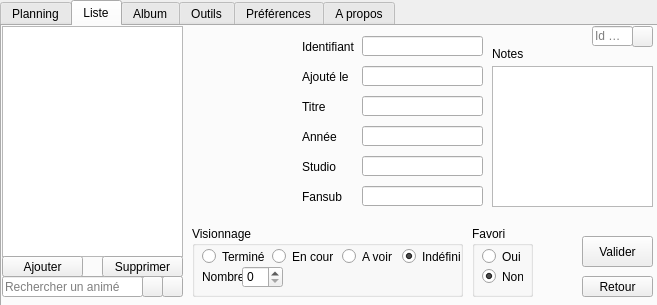
Qt form data/gui.ui (seigneurfuo/MyAnimeManager) before a commit.
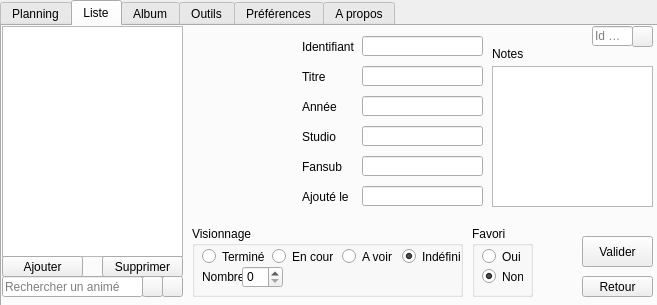
The same form after that commit. The open tabs and pages were chosen to show the change. Icons and pictures are not drawn.

Commit message:
Modification mineure de l'interface
Réorgaisation des entrées

```diff
--- a/data/gui.ui
+++ b/data/gui.ui
@@ -221,7 +221,7 @@
       <property name="geometry">
        <rect>
         <x>300</x>
-        <y>70</y>
+        <y>40</y>
         <width>41</width>
         <height>21</height>
        </rect>
@@ -254,7 +254,7 @@
       <property name="geometry">
        <rect>
         <x>300</x>
-        <y>100</y>
+        <y>70</y>
         <width>41</width>
         <height>21</height>
        </rect>
@@ -267,7 +267,7 @@
       <property name="geometry">
        <rect>
         <x>300</x>
-        <y>160</y>
+        <y>130</y>
         <width>41</width>
         <height>21</height>
        </rect>
@@ -280,7 +280,7 @@
       <property name="geometry">
        <rect>
         <x>360</x>
-        <y>160</y>
+        <y>130</y>
         <width>121</width>
         <height>20</height>
        </rect>
@@ -290,7 +290,7 @@
       <property name="geometry">
        <rect>
         <x>360</x>
-        <y>130</y>
+        <y>100</y>
         <width>121</width>
         <height>20</height>
        </rect>
@@ -300,7 +300,7 @@
       <property name="geometry">
        <rect>
         <x>360</x>
-        <y>100</y>
+        <y>70</y>
         <width>121</width>
         <height>20</height>
        </rect>
@@ -310,7 +310,7 @@
       <property name="geometry">
        <rect>
         <x>360</x>
-        <y>70</y>
+        <y>40</y>
         <width>121</width>
         <height>20</height>
        </rect>
@@ -369,7 +369,7 @@
       <property name="geometry">
        <rect>
         <x>300</x>
-        <y>130</y>
+        <y>100</y>
         <width>41</width>
         <height>21</height>
        </rect>
@@ -527,35 +527,6 @@
         <normaloff>data/icons/edit-clear-2.ico</normaloff>data/icons/edit-clear-2.ico</iconset>
       </property>
      </widget>
-     <widget class="QLabel" name="label_12">
-      <property name="geometry">
-       <rect>
-        <x>300</x>
-        <y>40</y>
-        <width>71</width>
-        <height>21</height>
-       </rect>
-      </property>
-      <property name="text">
-       <string>Ajouté le</string>
-      </property>
-     </widget>
-     <widget class="QLineEdit" name="ajoutEntry">
-      <property name="geometry">
-       <rect>
-        <x>360</x>
-        <y>40</y>
-        <width>121</width>
-        <height>20</height>
-       </rect>
-      </property>
-      <property name="inputMethodHints">
-       <set>Qt::ImhDigitsOnly</set>
-      </property>
-      <property name="text">
-       <string/>
-      </property>
-     </widget>
      <widget class="QLabel" name="label_5">
       <property name="geometry">
        <rect>
@@ -733,6 +704,35 @@
         <normaloff>data/icons/edit-delete-5.ico</normaloff>data/icons/edit-delete-5.ico</iconset>
       </property>
      </widget>
+     <widget class="QLabel" name="label_12">
+      <property name="geometry">
+       <rect>
+        <x>300</x>
+        <y>160</y>
+        <width>71</width>
+        <height>21</height>
+       </rect>
+      </property>
+      <property name="text">
+       <string>Ajouté le</string>
+      </property>
+     </widget>
+     <widget class="QLineEdit" name="ajoutEntry">
+      <property name="geometry">
+       <rect>
+        <x>360</x>
+        <y>160</y>
+        <width>121</width>
+        <height>20</height>
+       </rect>
+      </property>
+      <property name="inputMethodHints">
+       <set>Qt::ImhDigitsOnly</set>
+      </property>
+      <property name="text">
+       <string/>
+      </property>
+     </widget>
     </widget>
     <widget class="QWidget" name="album">
      <attribute name="icon">
```
Left out of the diff: 2 changed lines with no effect on the pictures.
